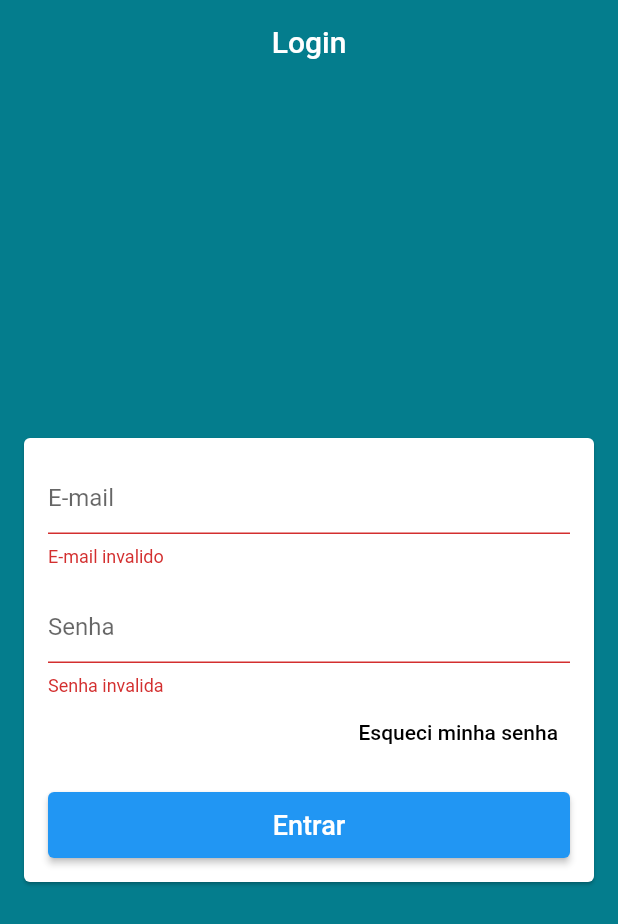
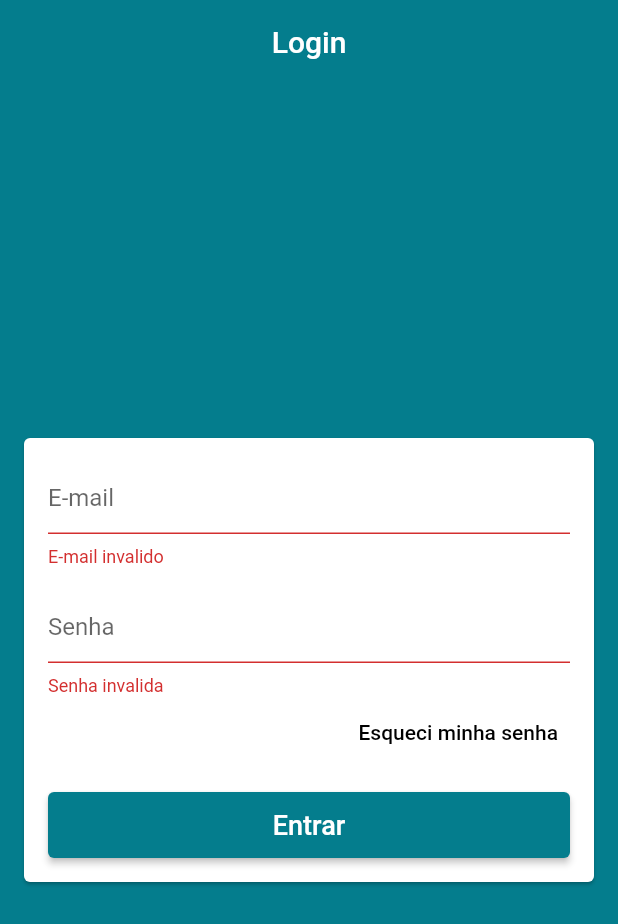
Before and after one commit to PaulorcFernandes/loja_flutter_firebase, a Flutter app: the screen it shows after launch, after a tap on "Entrar", on a phone screen of 412 x 824 dp. Shown: the top 924 px of the screen. Run offline on Flutter 3.47's test engine with Material 2 defaults, Android fonts, the light colour scheme and no system bars; our stand-ins replace firebase_auth; accounts and stored records are empty.

Commit message:
implementacao do login

```diff
--- a/lib/main.dart
+++ b/lib/main.dart
@@ -1,5 +1,8 @@
 import 'package:flutter/material.dart';
 import 'package:loja_flutter_firebase/screens/base_screen.dart';
+import 'package:provider/provider.dart';
+
+import 'models/user_manager.dart';
 
 void main() {
   runApp(MyApp());
@@ -9,7 +12,9 @@ class MyApp extends StatelessWidget {
   // This widget is the root of your application.
   @override
   Widget build(BuildContext context) {
-    return MaterialApp(
+    return ChangeNotifierProvider(
+      create: (_) => UserManager(),
+      child: MaterialApp(
         title: 'Loja Online',
         theme: ThemeData(
             primaryColor: const Color.fromARGB(255, 4, 125, 141),
@@ -17,6 +22,7 @@ class MyApp extends StatelessWidget {
             visualDensity: VisualDensity.adaptivePlatformDensity,
             appBarTheme: const AppBarTheme(elevation: 0)),
         home: BaseScreen(),
+      ),
     );
   }
 }
--- /dev/null
+++ b/lib/models/user.dart
@@ -0,0 +1,6 @@
+class User {
+  User({this.email, this.password});
+
+  String email;
+  String password;
+}
--- a/lib/screens/login/login_screen.dart
+++ b/lib/screens/login/login_screen.dart
@@ -1,14 +1,24 @@
 import 'package:flutter/material.dart';
+import 'package:loja_flutter_firebase/models/user.dart';
+import 'package:provider/provider.dart';
 import 'package:loja_flutter_firebase/helpers/validators.dart';
+import 'package:loja_flutter_firebase/models/user_manager.dart';
 
 class LoginScreen extends StatelessWidget {
   final GlobalKey<FormState> formKey = GlobalKey<FormState>();
+  final GlobalKey<ScaffoldState> scaffoldStateKey = GlobalKey<ScaffoldState>();
   final TextEditingController emailController = TextEditingController();
   final TextEditingController passwordController = TextEditingController();
 
   @override
   Widget build(BuildContext context) {
+    /* inicio style */
+    final ButtonStyle styleButton = ElevatedButton.styleFrom(
+      primary: const Color.fromARGB(255, 4, 125, 141),
+    );
+    /* fim style */
     return Scaffold(
+      key: scaffoldStateKey,
       appBar: AppBar(
         title: const Text('Login'),
         centerTitle: true,
@@ -18,12 +28,15 @@ class LoginScreen extends StatelessWidget {
           margin: const EdgeInsets.symmetric(horizontal: 16),
           child: Form(
               key: formKey,
-            child: ListView(
+              child: Consumer<UserManager>(
+                builder: (_, userManager, child) {
+                  return ListView(
                     padding: const EdgeInsets.all(16),
                     shrinkWrap: true,
                     children: <Widget>[
                       TextFormField(
                         controller: emailController,
+                        enabled: !userManager.loading,
                         decoration: const InputDecoration(hintText: 'E-mail'),
                         keyboardType: TextInputType.emailAddress,
                         autocorrect: false,
@@ -37,6 +50,7 @@ class LoginScreen extends StatelessWidget {
                       const SizedBox(height: 16),
                       TextFormField(
                         controller: passwordController,
+                        enabled: !userManager.loading,
                         decoration: const InputDecoration(hintText: 'Senha'),
                         autocorrect: false,
                         obscureText: true,
@@ -47,22 +61,35 @@ class LoginScreen extends StatelessWidget {
                           return null;
                         },
                       ),
-                Align(
-                  alignment: Alignment.centerRight,
-                  child: TextButton(
-                    child: Text('Esqueci minha senha',
-                        style: TextStyle(color: Colors.black)),
-                    onPressed: () {},
-                  ),
-                ),
+                      child,
                       const SizedBox(height: 16),
                       SizedBox(
                         height: 44,
                         child: ElevatedButton(
+                          style: userManager.loading ? null : styleButton,
                           onPressed: () {
                             if (formKey.currentState.validate()) {
-                        emailController.text;
-                        passwordController.text;
+                              userManager.signIn(
+                                  user: User(
+                                    email: emailController.text,
+                                    password: passwordController.text,
+                                  ),
+                                  onFail: (e) {
+                                    /* scaffoldStateKey.currentState.showSnackBar(
+                                      SnackBar(
+                                        content: Text('Falha ao entrar: $e'),
+                                        backgroundColor: Colors.red, depreciado
+                                      ),
+                                    ); */
+                                    ScaffoldMessenger.of(context).showSnackBar(
+                                      SnackBar(
+                                          content: Text('Falha ao entrar: $e'),
+                                          backgroundColor: Colors.red),
+                                    );
+                                  },
+                                  onSuccess: () {
+                                    //TODO: fechar login
+                                  });
                             }
                           },
                           child: Text(
@@ -72,8 +99,17 @@ class LoginScreen extends StatelessWidget {
                         ),
                       )
                     ],
+                  );
+                },
+                child: Align(
+                  alignment: Alignment.centerRight,
+                  child: TextButton(
+                    child: Text('Esqueci minha senha',
+                        style: TextStyle(color: Colors.black)),
+                    onPressed: () {},
                   ),
                 ),
+              )),
         ),
       ),
     );
--- a/pubspec.yaml
+++ b/pubspec.yaml
@@ -30,9 +30,9 @@ dependencies:
   # The following adds the Cupertino Icons font to your application.
   # Use with the CupertinoIcons class for iOS style icons.
   cupertino_icons: ^1.0.2
-  cloud_firestore: ^2.5.1
-  firebase_auth: ^3.1.0
-  firebase_storage: ^10.0.3
+  cloud_firestore: ^0.13.5
+  firebase_auth: ^0.16.0
+  firebase_storage: ^3.1.5
   provider: ^6.0.0
 
 dev_dependencies:
```
Also changed, not shown: lib/helpers/firebase_errors.dart (added, +25 -0 lines), lib/models/user_manager.dart (added, +30 -0 lines). Lines whose indentation alone changed are shown as unchanged.
